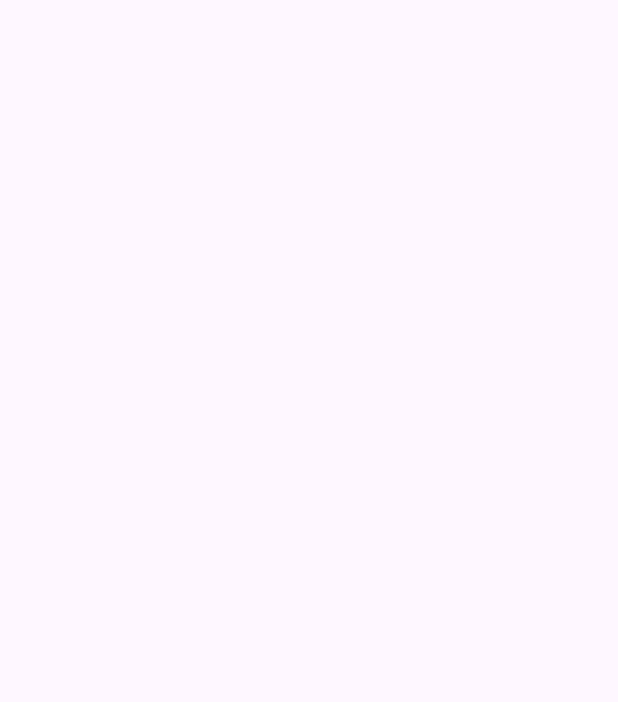
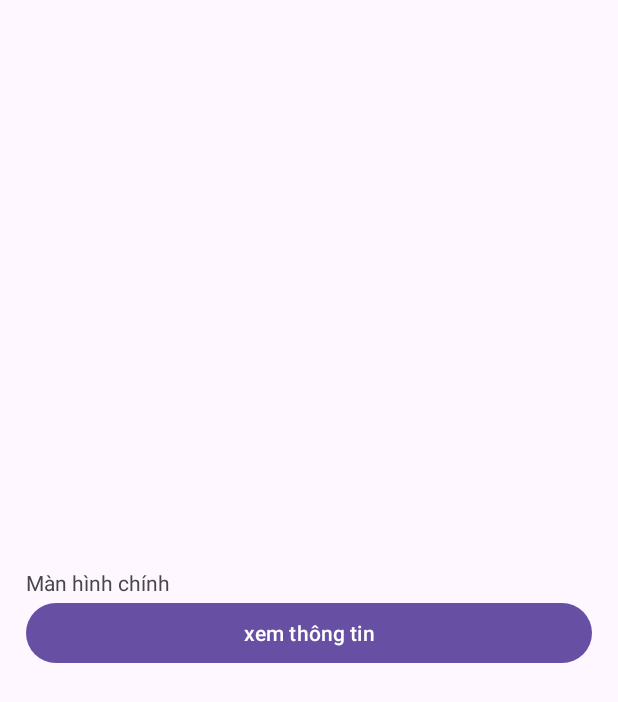
Before and after one commit to trantai2509/thubaitapgit, an Android app: the fragment1 screen opened directly, with no data from a screen before it, on a phone screen of 412 x 824 dp. Before the commit the part shown is empty. Shown: the top 702 px of the screen. Run offline under Robolectric (Android 15) with nearby library versions, the phone set to English and light mode, and no system bars.

Commit message:
Ý 2: fragment1.xml

```diff
--- a/app/src/main/res/layout/activity_fragment1.xml
+++ b/app/src/main/res/layout/activity_fragment1.xml
@@ -7,4 +7,30 @@
     android:layout_height="match_parent"
     tools:context=".view.fragment1">
 
+    <LinearLayout
+        android:layout_width="0dp"
+        android:layout_height="wrap_content"
+        android:layout_marginStart="1dp"
+        android:layout_marginTop="1dp"
+        android:layout_marginEnd="1dp"
+        android:layout_marginBottom="1dp"
+        android:orientation="vertical"
+        android:padding="16dp"
+        app:layout_constraintBottom_toBottomOf="parent"
+        app:layout_constraintEnd_toEndOf="parent"
+        app:layout_constraintStart_toStartOf="parent"
+        app:layout_constraintTop_toTopOf="parent">
+
+        <TextView
+            android:id="@+id/textView"
+            android:layout_width="match_parent"
+            android:layout_height="wrap_content"
+            android:text="Màn hình chính" />
+
+        <Button
+            android:id="@+id/btnchuyenman"
+            android:layout_width="match_parent"
+            android:layout_height="wrap_content"
+            android:text="xem thông tin" />
+    </LinearLayout>
 </androidx.constraintlayout.widget.ConstraintLayout>
```
